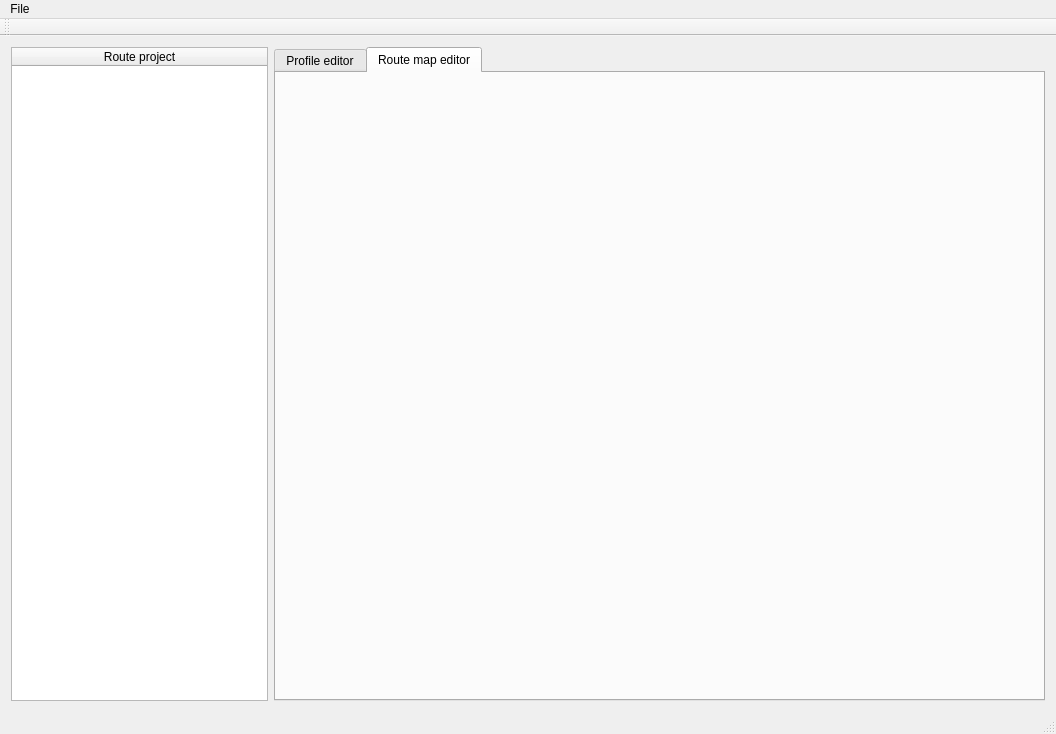
Before: the Qt Designer form REditor/forms/mainwindow.ui in maisvendoo/REditor, drawn with Qt 5.
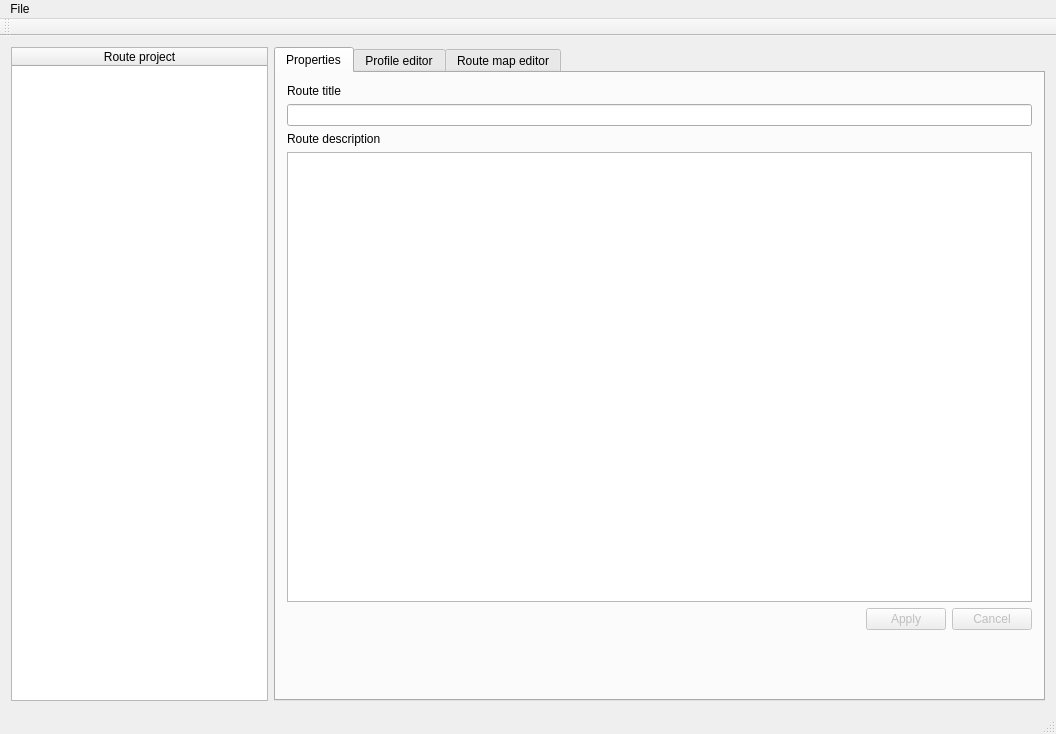
After: the same form once the commit is applied.

```diff
--- a/REditor/forms/mainwindow.ui
+++ b/REditor/forms/mainwindow.ui
@@ -2,6 +2,9 @@
 <ui version="4.0">
  <class>MainWindow</class>
  <widget class="QMainWindow" name="MainWindow">
+  <property name="enabled">
+   <bool>true</bool>
+  </property>
   <property name="geometry">
    <rect>
     <x>0</x>
@@ -32,8 +35,96 @@
       <item>
        <widget class="QTabWidget" name="twMain">
         <property name="currentIndex">
-         <number>1</number>
+         <number>0</number>
         </property>
+        <widget class="QWidget" name="tabProperties">
+         <attribute name="title">
+          <string>Properties</string>
+         </attribute>
+         <layout class="QGridLayout" name="gridLayout_2">
+          <item row="0" column="0">
+           <layout class="QVBoxLayout" name="verticalLayout">
+            <item>
+             <widget class="QLabel" name="label">
+              <property name="text">
+               <string>Route title</string>
+              </property>
+             </widget>
+            </item>
+            <item>
+             <widget class="QLineEdit" name="leRouteTitle"/>
+            </item>
+            <item>
+             <widget class="QLabel" name="label_2">
+              <property name="text">
+               <string>Route description</string>
+              </property>
+             </widget>
+            </item>
+            <item>
+             <widget class="QPlainTextEdit" name="ptRouteDescription">
+              <property name="minimumSize">
+               <size>
+                <width>0</width>
+                <height>450</height>
+               </size>
+              </property>
+             </widget>
+            </item>
+            <item>
+             <layout class="QHBoxLayout" name="horizontalLayout_2">
+              <item>
+               <spacer name="horizontalSpacer">
+                <property name="orientation">
+                 <enum>Qt::Horizontal</enum>
+                </property>
+                <property name="sizeHint" stdset="0">
+                 <size>
+                  <width>40</width>
+                  <height>20</height>
+                 </size>
+                </property>
+               </spacer>
+              </item>
+              <item>
+               <widget class="QPushButton" name="pbPropApply">
+                <property name="enabled">
+                 <bool>false</bool>
+                </property>
+                <property name="text">
+                 <string>Apply</string>
+                </property>
+               </widget>
+              </item>
+              <item>
+               <widget class="QPushButton" name="pbPropCancel">
+                <property name="enabled">
+                 <bool>false</bool>
+                </property>
+                <property name="text">
+                 <string>Cancel</string>
+                </property>
+               </widget>
+              </item>
+             </layout>
+            </item>
+            <item>
+             <spacer name="verticalSpacer">
+              <property name="orientation">
+               <enum>Qt::Vertical</enum>
+              </property>
+              <property name="sizeHint" stdset="0">
+               <size>
+                <width>20</width>
+                <height>40</height>
+               </size>
+              </property>
+             </spacer>
+            </item>
+           </layout>
+          </item>
+         </layout>
+        </widget>
         <widget class="QWidget" name="tabProfile">
          <attribute name="title">
           <string>Profile editor</string>
```
